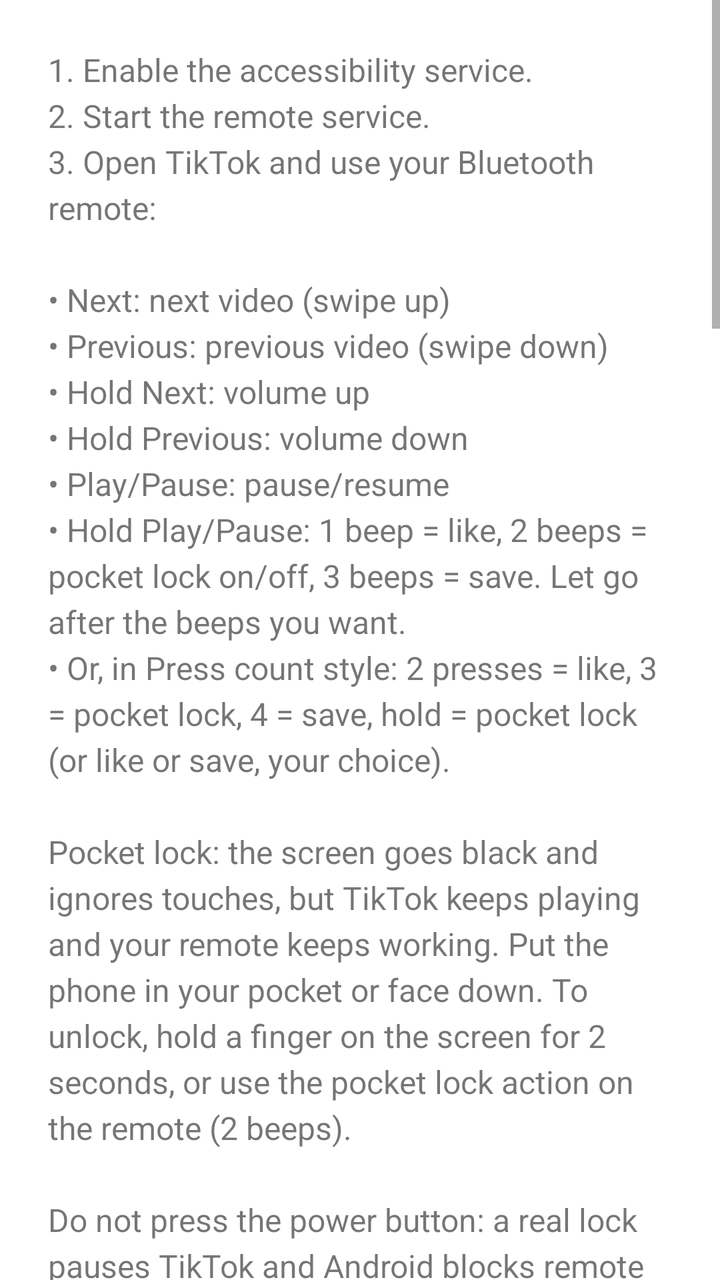
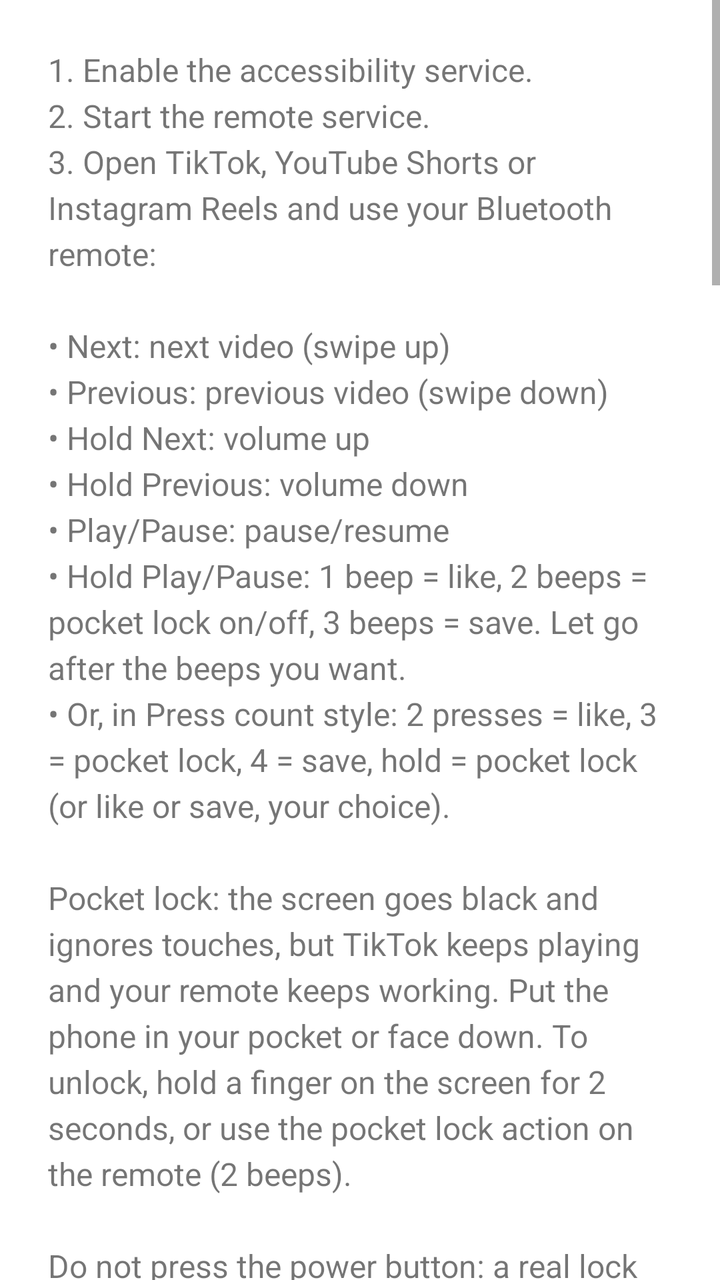

Screens rendered from an Android XML layout before and after an edit, with the pre-edit source and the edit as a unified diff.
<!-- AndroidManifest.xml: application theme Theme.RemoteScroll -->
<!-- res/layout/activity_main.xml -->
<?xml version="1.0" encoding="utf-8"?>
<ScrollView xmlns:android="http://schemas.android.com/apk/res/android"
    android:layout_width="match_parent"
    android:layout_height="match_parent"
    android:fitsSystemWindows="true">

    <LinearLayout
        android:layout_width="match_parent"
        android:layout_height="wrap_content"
        android:orientation="vertical"
        android:padding="24dp">

        <TextView
            android:layout_width="match_parent"
            android:layout_height="wrap_content"
            android:lineSpacingExtra="4dp"
            android:text="@string/instructions"
            android:textSize="16sp" />

        <TextView
            android:id="@+id/textAccessibilityStatus"
            android:layout_width="match_parent"
            android:layout_height="wrap_content"
            android:layout_marginTop="32dp"
            android:textSize="18sp"
            android:textStyle="bold" />

        <TextView
            android:id="@+id/textServiceStatus"
            android:layout_width="match_parent"
            android:layout_height="wrap_content"
            android:layout_marginTop="8dp"
            android:textSize="18sp"
            android:textStyle="bold" />

        <Button
            android:id="@+id/buttonOpenAccessibility"
            android:layout_width="match_parent"
            android:layout_height="wrap_content"
            android:layout_marginTop="32dp"
            android:text="@string/open_accessibility" />

        <Button
            android:id="@+id/buttonToggleService"
            android:layout_width="match_parent"
            android:layout_height="wrap_content"
            android:layout_marginTop="12dp"
            android:text="@string/start_service" />

        <Button
            android:id="@+id/buttonOpenTikTok"
            android:layout_width="match_parent"
            android:layout_height="wrap_content"
            android:layout_marginTop="32dp"
            android:text="@string/open_tiktok" />

        <Button
            android:id="@+id/buttonOpenTikTokLocked"
            android:layout_width="match_parent"
            android:layout_height="wrap_content"
            android:layout_marginTop="12dp"
            android:text="@string/open_tiktok_locked" />

        <TextView
            android:layout_width="match_parent"
            android:layout_height="wrap_content"
            android:layout_marginTop="32dp"
            android:text="@string/sleep_title"
            android:textSize="16sp"
            android:textStyle="bold" />

        <RadioGroup
            android:id="@+id/radioSleep"
            android:layout_width="match_parent"
            android:layout_height="wrap_content"
            android:layout_marginTop="4dp"
            android:orientation="horizontal">

            <RadioButton
                android:id="@+id/sleepOff"
                android:layout_width="0dp"
                android:layout_height="wrap_content"
                android:layout_weight="1"
                android:text="@string/sleep_off" />

            <RadioButton
                android:id="@+id/sleep30"
                android:layout_width="0dp"
                android:layout_height="wrap_content"
                android:layout_weight="1"
                android:text="@string/sleep_30" />

            <RadioButton
                android:id="@+id/sleep60"
                android:layout_width="0dp"
                android:layout_height="wrap_content"
                android:layout_weight="1"
                android:text="@string/sleep_60" />

            <RadioButton
                android:id="@+id/sleep90"
                android:layout_width="0dp"
                android:layout_height="wrap_content"
                android:layout_weight="1"
                android:text="@string/sleep_90" />
        </RadioGroup>

        <TextView
            android:id="@+id/textSleepStatus"
            android:layout_width="match_parent"
            android:layout_height="wrap_content"
            android:textSize="14sp" />

        <TextView
            android:layout_width="match_parent"
            android:layout_height="wrap_content"
            android:layout_marginTop="32dp"
            android:text="@string/remotes_title"
            android:textSize="16sp"
            android:textStyle="bold" />

        <TextView
            android:id="@+id/textRemotes"
            android:layout_width="match_parent"
            android:layout_height="wrap_content"
            android:layout_marginTop="4dp"
            android:textSize="14sp" />

        <Button
            android:id="@+id/buttonChooseRemotes"
            android:layout_width="match_parent"
            android:layout_height="wrap_content"
            android:layout_marginTop="8dp"
            android:text="@string/remotes_choose" />

        <TextView
            android:layout_width="match_parent"
            android:layout_height="wrap_content"
            android:layout_marginTop="32dp"
            android:text="@string/style_title"
            android:textSize="16sp"
            android:textStyle="bold" />

        <RadioGroup
            android:id="@+id/radioStyle"
            android:layout_width="match_parent"
            android:layout_height="wrap_content"
            android:layout_marginTop="4dp">

            <RadioButton
                android:id="@+id/styleHold"
                android:layout_width="match_parent"
                android:layout_height="wrap_content"
                android:text="@string/style_hold" />

            <RadioButton
                android:id="@+id/styleCount"
                android:layout_width="match_parent"
                android:layout_height="wrap_content"
                android:text="@string/style_count" />
        </RadioGroup>

        <LinearLayout
            android:id="@+id/groupCount"
            android:layout_width="match_parent"
            android:layout_height="wrap_content"
            android:orientation="vertical">

            <TextView
                android:layout_width="match_parent"
                android:layout_height="wrap_content"
                android:layout_marginTop="4dp"
                android:text="@string/count_help"
                android:textSize="14sp" />

            <TextView
                android:id="@+id/textGap"
                android:layout_width="match_parent"
                android:layout_height="wrap_content"
                android:layout_marginTop="12dp"
                android:textSize="15sp" />

            <SeekBar
                android:id="@+id/seekGap"
                android:layout_width="match_parent"
                android:layout_height="wrap_content" />

            <TextView
                android:layout_width="match_parent"
                android:layout_height="wrap_content"
                android:text="@string/gap_help"
                android:textSize="14sp" />

            <TextView
                android:layout_width="match_parent"
                android:layout_height="wrap_content"
                android:layout_marginTop="12dp"
                android:text="@string/count_hold_title"
                android:textSize="15sp" />

            <RadioGroup
                android:id="@+id/radioCountHold"
                android:layout_width="match_parent"
                android:layout_height="wrap_content"
                android:orientation="horizontal">

                <RadioButton
                    android:id="@+id/countHoldLock"
                    android:layout_width="0dp"
                    android:layout_height="wrap_content"
                    android:layout_weight="1.4"
                    android:text="@string/count_hold_lock" />

                <RadioButton
                    android:id="@+id/countHoldLike"
                    android:layout_width="0dp"
                    android:layout_height="wrap_content"
                    android:layout_weight="1"
                    android:text="@string/count_hold_like" />

                <RadioButton
                    android:id="@+id/countHoldSave"
                    android:layout_width="0dp"
                    android:layout_height="wrap_content"
                    android:layout_weight="1"
                    android:text="@string/count_hold_save" />
            </RadioGroup>

            <TextView
                android:id="@+id/textCountLockHold"
                android:layout_width="match_parent"
                android:layout_height="wrap_content"
                android:layout_marginTop="8dp"
                android:textSize="15sp" />

            <SeekBar
                android:id="@+id/seekCountLockHold"
                android:layout_width="match_parent"
                android:layout_height="wrap_content" />

            <TextView
                android:id="@+id/textCountLockHelp"
                android:layout_width="match_parent"
                android:layout_height="wrap_content"
                android:textSize="14sp" />
        </LinearLayout>

        <LinearLayout
            android:id="@+id/groupHold"
            android:layout_width="match_parent"
            android:layout_height="wrap_content"
            android:orientation="vertical">

        <TextView
            android:layout_width="match_parent"
            android:layout_height="wrap_content"
            android:layout_marginTop="16dp"
            android:text="@string/hold_title"
            android:textSize="16sp"
            android:textStyle="bold" />

        <TextView
            android:layout_width="match_parent"
            android:layout_height="wrap_content"
            android:layout_marginTop="4dp"
            android:text="@string/hold_help"
            android:textSize="14sp" />

        <TextView
            android:id="@+id/textHoldLike"
            android:layout_width="match_parent"
            android:layout_height="wrap_content"
            android:layout_marginTop="12dp"
            android:textSize="15sp" />

        <SeekBar
            android:id="@+id/seekHoldLike"
            android:layout_width="match_parent"
            android:layout_height="wrap_content" />

        <TextView
            android:id="@+id/textHoldLock"
            android:layout_width="match_parent"
            android:layout_height="wrap_content"
            android:layout_marginTop="8dp"
            android:textSize="15sp" />

        <SeekBar
            android:id="@+id/seekHoldLock"
            android:layout_width="match_parent"
            android:layout_height="wrap_content" />

        <TextView
            android:id="@+id/textHoldSave"
            android:layout_width="match_parent"
            android:layout_height="wrap_content"
            android:layout_marginTop="8dp"
            android:textSize="15sp" />

        <SeekBar
            android:id="@+id/seekHoldSave"
            android:layout_width="match_parent"
            android:layout_height="wrap_content" />
        </LinearLayout>

        <CheckBox
            android:id="@+id/checkKeyFilter"
            android:layout_width="match_parent"
            android:layout_height="wrap_content"
            android:layout_marginTop="16dp"
            android:text="@string/key_filter_label" />

        <TextView
            android:layout_width="match_parent"
            android:layout_height="wrap_content"
            android:text="@string/key_filter_help"
            android:textSize="14sp" />

        <TextView
            android:layout_width="match_parent"
            android:layout_height="wrap_content"
            android:layout_marginTop="32dp"
            android:text="@string/remote_test_title"
            android:textSize="16sp"
            android:textStyle="bold" />

        <TextView
            android:layout_width="match_parent"
            android:layout_height="wrap_content"
            android:layout_marginTop="4dp"
            android:text="@string/remote_test_help"
            android:textSize="14sp" />

        <TextView
            android:id="@+id/textKeyLog"
            android:layout_width="match_parent"
            android:layout_height="wrap_content"
            android:layout_marginTop="8dp"
            android:background="#14000000"
            android:fontFamily="monospace"
            android:minLines="6"
            android:padding="8dp"
            android:textIsSelectable="true"
            android:textSize="12sp" />

        <Button
            android:id="@+id/buttonClearLog"
            android:layout_width="wrap_content"
            android:layout_height="wrap_content"
            android:layout_marginTop="8dp"
            android:text="@string/clear_log" />

        <TextView
            android:id="@+id/textFooter"
            android:layout_width="match_parent"
            android:layout_height="wrap_content"
            android:layout_marginTop="40dp"
            android:alpha="0.6"
            android:gravity="center"
            android:text="@string/footer"
            android:textSize="13sp" />
    </LinearLayout>
</ScrollView>
<!-- resources referenced by this layout -->
<resources>
  <string name="clear_log">Clear</string>
  <string name="count_help">Press Play/Pause quickly 2, 3 or 4 times. You hear 1, 2, 3 beeps as the presses are counted. 4 presses save straight away. Use this if long holds don\'t work with your remote.</string>
  <string name="count_hold_like">Like</string>
  <string name="count_hold_lock">Pocket lock</string>
  <string name="count_hold_save">Save</string>
  <string name="count_hold_title">When you hold Play/Pause:</string>
  <string name="footer">Created by HAK007</string>
  <string name="gap_help">The action runs once the remote is quiet this long. 1 press (pause) waits this long too.</string>
  <string name="hold_help">Hold Play/Pause and listen: 1 beep, 2 beeps, 3 beeps. Let go after the beeps you want. A short press pauses. Some remotes end every hold at about 1.5 s; for those, use Press count.</string>
  <string name="hold_title">Play/Pause hold times</string>
  <string name="instructions">1. Enable the accessibility service.\n2. Start the remote service.\n3. Open TikTok and use your Bluetooth remote:\n\n• Next: next video (swipe up)\n• Previous: previous video (swipe down)\n• Hold Next: volume up\n• Hold Previous: volume down\n• Play/Pause: pause/resume\n• Hold Play/Pause: 1 beep = like, 2 beeps = pocket lock on/off, 3 beeps = save. Let go after the beeps you want.\n• Or, in Press count style: 2 presses = like, 3 = pocket lock, 4 = save, hold = pocket lock (or like or save, your choice).\n\nPocket lock: the screen goes black and ignores touches, but TikTok keeps playing and your remote keeps working. Put the phone in your pocket or face down. To unlock, hold a finger on the screen for 2 seconds, or use the pocket lock action on the remote (2 beeps).\n\nDo not press the power button: a real lock pauses TikTok and Android blocks remote control behind the lock screen.</string>
  <string name="key_filter_help">Catches remote keys before other apps see them. Turn it on if your remote does nothing with it off.</string>
  <string name="key_filter_label">Catch keys early (old way)</string>
  <string name="open_accessibility">Open Accessibility settings</string>
  <string name="open_tiktok">Open TikTok</string>
  <string name="open_tiktok_locked">Open TikTok with pocket lock</string>
  <string name="remote_test_help">With this screen open (and the remote service running), press buttons on your remote. Each press is listed here with the time since the previous one. Nothing is tapped while this screen is open.</string>
  <string name="remote_test_title">Remote test</string>
  <string name="remotes_choose">Choose remotes</string>
  <string name="remotes_title">Remotes</string>
  <string name="sleep_30">30 min</string>
  <string name="sleep_60">60 min</string>
  <string name="sleep_90">90 min</string>
  <string name="sleep_off">Off</string>
  <string name="sleep_title">Sleep timer</string>
  <string name="start_service">Start remote service</string>
  <string name="style_count">Press count: 2, 3, 4 presses (like, lock, save)</string>
  <string name="style_hold">Hold: 1, 2, 3 beeps (like, lock, save)</string>
  <string name="style_title">Play/Pause style</string>
  <color name="brand">#FF0F7B6C</color>
  <color name="brand_dark">#FF0A5A4F</color>
  <!-- unchanged entries left out for length: 1 -->
</resources>

<!-- the commit's change to res/layout/activity_main.xml (unified diff, before → after) -->
@@ -47,11 +47,53 @@
             android:layout_marginTop="12dp"
             android:text="@string/start_service" />
 
+        <TextView
+            android:layout_width="match_parent"
+            android:layout_height="wrap_content"
+            android:layout_marginTop="32dp"
+            android:text="@string/app_title"
+            android:textSize="16sp"
+            android:textStyle="bold" />
+
+        <RadioGroup
+            android:id="@+id/radioApp"
+            android:layout_width="match_parent"
+            android:layout_height="wrap_content"
+            android:orientation="horizontal">
+
+            <RadioButton
+                android:id="@+id/appTikTok"
+                android:layout_width="0dp"
+                android:layout_height="wrap_content"
+                android:layout_weight="1"
+                android:text="@string/app_tiktok" />
+
+            <RadioButton
+                android:id="@+id/appYouTube"
+                android:layout_width="0dp"
+                android:layout_height="wrap_content"
+                android:layout_weight="1.2"
+                android:text="@string/app_youtube" />
+
+            <RadioButton
+                android:id="@+id/appInstagram"
+                android:layout_width="0dp"
+                android:layout_height="wrap_content"
+                android:layout_weight="1.2"
+                android:text="@string/app_instagram" />
+        </RadioGroup>
+
+        <TextView
+            android:id="@+id/textAppNote"
+            android:layout_width="match_parent"
+            android:layout_height="wrap_content"
+            android:textSize="14sp" />
+
         <Button
             android:id="@+id/buttonOpenTikTok"
             android:layout_width="match_parent"
             android:layout_height="wrap_content"
-            android:layout_marginTop="32dp"
+            android:layout_marginTop="12dp"
             android:text="@string/open_tiktok" />
 
         <Button
@@ -132,6 +174,41 @@
             android:layout_height="wrap_content"
             android:layout_marginTop="8dp"
             android:text="@string/remotes_choose" />
+
+        <TextView
+            android:layout_width="match_parent"
+            android:layout_height="wrap_content"
+            android:layout_marginTop="32dp"
+            android:text="@string/auto_title"
+            android:textSize="16sp"
+            android:textStyle="bold" />
+
+        <CheckBox
+            android:id="@+id/checkAutoStart"
+            android:layout_width="match_parent"
+            android:layout_height="wrap_content"
+            android:layout_marginTop="4dp"
+            android:text="@string/auto_start_label" />
+
+        <TextView
+            android:id="@+id/textAutoStartHelp"
+            android:layout_width="match_parent"
+            android:layout_height="wrap_content"
+            android:textSize="14sp" />
+
+        <CheckBox
+            android:id="@+id/checkProximity"
+            android:layout_width="match_parent"
+            android:layout_height="wrap_content"
+            android:layout_marginTop="12dp"
+            android:text="@string/proximity_label" />
+
+        <TextView
+            android:id="@+id/textProximityHelp"
+            android:layout_width="match_parent"
+            android:layout_height="wrap_content"
+            android:text="@string/proximity_help"
+            android:textSize="14sp" />
 
         <TextView
             android:layout_width="match_parent"
<!-- resource entries referenced after the edit -->
@@ -1,5 +1,11 @@
 <!-- resources referenced by this layout -->
 <resources>
+  <string name="app_instagram">Instagram Reels</string>
+  <string name="app_tiktok">TikTok</string>
+  <string name="app_title">Video app</string>
+  <string name="app_youtube">YouTube Shorts</string>
+  <string name="auto_start_label">Start when a chosen remote connects</string>
+  <string name="auto_title">Automatic</string>
   <string name="clear_log">Clear</string>
   <string name="count_help">Press Play/Pause quickly 2, 3 or 4 times. You hear 1, 2, 3 beeps as the presses are counted. 4 presses save straight away. Use this if long holds don\'t work with your remote.</string>
   <string name="count_hold_like">Like</string>
@@ -10,12 +16,14 @@
   <string name="gap_help">The action runs once the remote is quiet this long. 1 press (pause) waits this long too.</string>
   <string name="hold_help">Hold Play/Pause and listen: 1 beep, 2 beeps, 3 beeps. Let go after the beeps you want. A short press pauses. Some remotes end every hold at about 1.5 s; for those, use Press count.</string>
   <string name="hold_title">Play/Pause hold times</string>
-  <string name="instructions">1. Enable the accessibility service.\n2. Start the remote service.\n3. Open TikTok and use your Bluetooth remote:\n\n• Next: next video (swipe up)\n• Previous: previous video (swipe down)\n• Hold Next: volume up\n• Hold Previous: volume down\n• Play/Pause: pause/resume\n• Hold Play/Pause: 1 beep = like, 2 beeps = pocket lock on/off, 3 beeps = save. Let go after the beeps you want.\n• Or, in Press count style: 2 presses = like, 3 = pocket lock, 4 = save, hold = pocket lock (or like or save, your choice).\n\nPocket lock: the screen goes black and ignores touches, but TikTok keeps playing and your remote keeps working. Put the phone in your pocket or face down. To unlock, hold a finger on the screen for 2 seconds, or use the pocket lock action on the remote (2 beeps).\n\nDo not press the power button: a real lock pauses TikTok and Android blocks remote control behind the lock screen.</string>
+  <string name="instructions">1. Enable the accessibility service.\n2. Start the remote service.\n3. Open TikTok, YouTube Shorts or Instagram Reels and use your Bluetooth remote:\n\n• Next: next video (swipe up)\n• Previous: previous video (swipe down)\n• Hold Next: volume up\n• Hold Previous: volume down\n• Play/Pause: pause/resume\n• Hold Play/Pause: 1 beep = like, 2 beeps = pocket lock on/off, 3 beeps = save. Let go after the beeps you want.\n• Or, in Press count style: 2 presses = like, 3 = pocket lock, 4 = save, hold = pocket lock (or like or save, your choice).\n\nPocket lock: the screen goes black and ignores touches, but TikTok keeps playing and your remote keeps working. Put the phone in your pocket or face down. To unlock, hold a finger on the screen for 2 seconds, or use the pocket lock action on the remote (2 beeps).\n\nDo not press the power button: a real lock pauses TikTok and Android blocks remote control behind the lock screen.</string>
   <string name="key_filter_help">Catches remote keys before other apps see them. Turn it on if your remote does nothing with it off.</string>
   <string name="key_filter_label">Catch keys early (old way)</string>
   <string name="open_accessibility">Open Accessibility settings</string>
-  <string name="open_tiktok">Open TikTok</string>
-  <string name="open_tiktok_locked">Open TikTok with pocket lock</string>
+  <string name="open_tiktok">Open %1$s</string>
+  <string name="open_tiktok_locked">Open %1$s with pocket lock</string>
+  <string name="proximity_help">Uses the proximity sensor while the remote service runs. Pocket lock turns on after 1.5 s covered, and off again when you take the phone out.</string>
+  <string name="proximity_label">Pocket lock in pocket or face down</string>
   <string name="remote_test_help">With this screen open (and the remote service running), press buttons on your remote. Each press is listed here with the time since the previous one. Nothing is tapped while this screen is open.</string>
   <string name="remote_test_title">Remote test</string>
   <string name="remotes_choose">Choose remotes</string>
